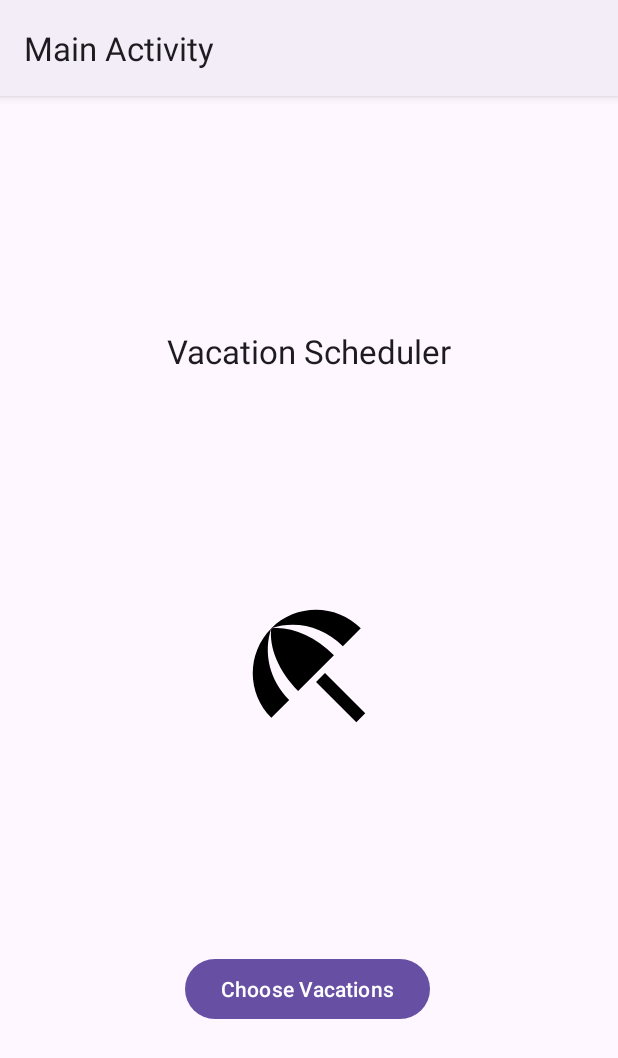
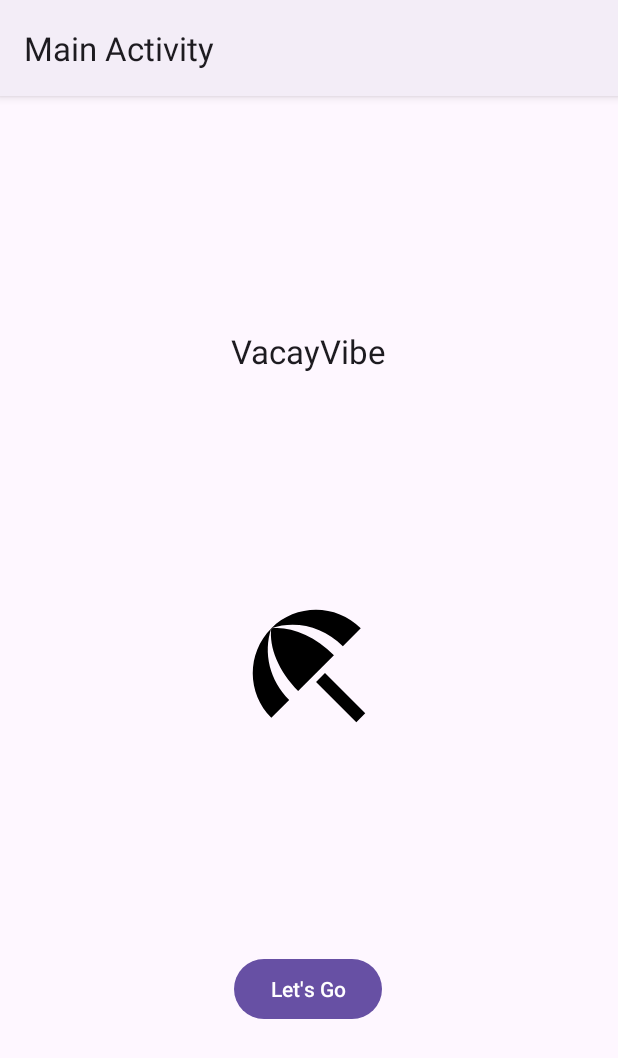
Before and after one commit to ecrai30/RhythmForgeWebApp, an Android app: the screen it shows after launch (MainActivity), on a phone screen of 412 x 824 dp. Shown: the top 1058 px of the screen. Run offline under Robolectric (Android 15) with nearby library versions, the phone set to English and light mode, and no system bars.

Commit message:
Changed text view and button text

```diff
--- a/app/src/main/res/layout/activity_main.xml
+++ b/app/src/main/res/layout/activity_main.xml
@@ -11,7 +11,7 @@
         android:id="@+id/textView"
         android:layout_width="wrap_content"
         android:layout_height="wrap_content"
-        android:text="Vacation Scheduler"
+        android:text="VacayVibe"
         android:textAppearance="@style/TextAppearance.AppCompat.Large"
         app:layout_constraintBottom_toBottomOf="parent"
         app:layout_constraintEnd_toEndOf="parent"
@@ -23,7 +23,7 @@
         android:id="@+id/button2"
         android:layout_width="wrap_content"
         android:layout_height="wrap_content"
-        android:text="Choose Vacations"
+        android:text="Let's Go"
         app:layout_constraintBottom_toBottomOf="parent"
         app:layout_constraintEnd_toEndOf="parent"
         app:layout_constraintHorizontal_bias="0.497"
```
